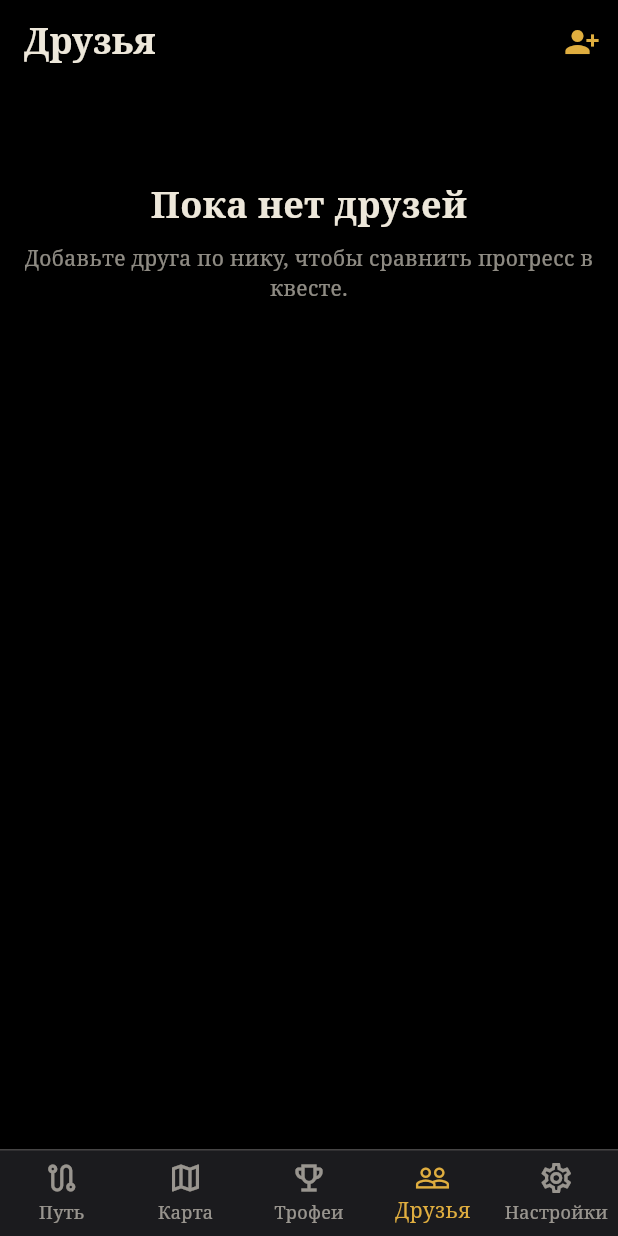
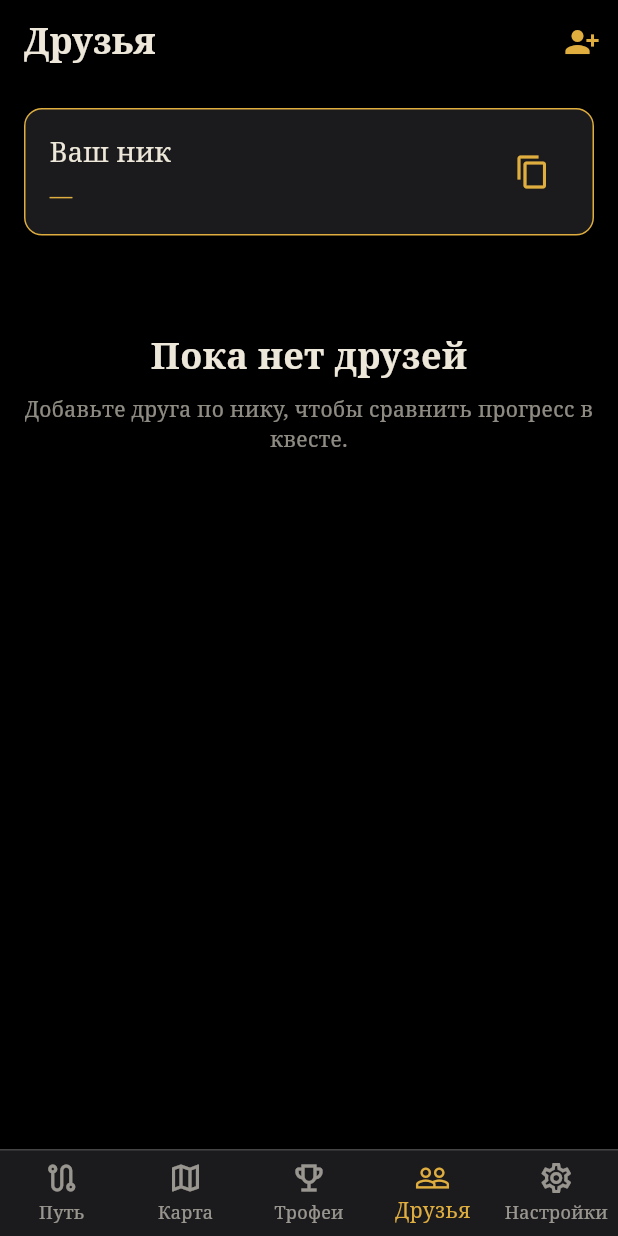
Before and after one commit to zimokk/thereandback, a Flutter app: the screen it shows after launch, item 4 of the bottom bar chosen, on a phone screen of 412 x 824 dp. Run offline on Flutter 3.47's test engine with Material 3 defaults, Android fonts, the phone set to English and light mode, and no system bars; our stand-ins replace cloud_firestore, drift, firebase_auth, flutter_local_notifications, flutter_riverpod, freezed_annotation and 4 more; missing offline and left inert: health, sqlite3, workmanager; accounts and stored records are empty; generated files the repository leaves out were written again.

Commit message:
feat(auth,friends): wire Google sign-in in Settings, surface own nickname
Settings' "Sign in" row was a leftover UI stub from before the friends
feature's real Google upgrade existed — tapping it only opened a
"Coming soon" sheet. It now calls the same AuthController
.upgradeWithGoogle() the friends tab uses, rendering all three
GoogleUpgradeOutcome cases (success / cancelled / alreadyLinked) and
swapping the row to a non-interactive "Signed in" state once linked.

The Challengers tab now pins the signed-in user's own nickname above
the table with a copy-to-clipboard button, so it's actually findable
and shareable — previously the only place it appeared was the user's
own row, further down, not copyable.

- settings_tab.dart: real upgradeWithGoogle() flow, signed-in state
- challengers_tab.dart: _MyNicknameCard, Clipboard-backed copy action
- l10n: drop the unused settingsSignInStub* strings, add
  settingsSignedIn*/settingsSignInSuccessMessage and
  friendsMyNickname{Label,CopyTooltip,Copied} (en + ru, hand-synced —
  no Flutter SDK available in this sandbox to run gen-l10n)
- tests updated/added for both screens; docs/screens/{settings,friends}.md
  updated to match

Note: flutter analyze/format/test could not be run in this sandbox
(no Flutter SDK present) — changes are hand-reviewed for consistency
with the existing generated l10n files and provider-override test
patterns already used elsewhere in this repo (auth_provider_test.dart).

```diff
--- a/lib/features/friends/presentation/challengers_tab.dart
+++ b/lib/features/friends/presentation/challengers_tab.dart
@@ -1,4 +1,5 @@
 import 'package:flutter/material.dart';
+import 'package:flutter/services.dart' show Clipboard, ClipboardData;
 import 'package:flutter_riverpod/flutter_riverpod.dart';
 
 import '../../../core/formatters.dart';
@@ -23,6 +24,7 @@ class ChallengersTab extends ConsumerWidget {
     ref.watch(ensureFriendProfileProvider);
 
     final l10n = AppLocalizations.of(context)!;
+    final myNickname = ref.watch(myProfileProvider).value?.nickname;
     final view = ref.watch(friendsViewProvider).value ?? FriendsViewData.empty;
     final myMeters = view.rows
         .firstWhere(
@@ -54,6 +56,8 @@ class ChallengersTab extends ConsumerWidget {
         child: ListView(
           padding: const EdgeInsets.all(AppSpacing.md),
           children: [
+            _MyNicknameCard(nickname: myNickname, l10n: l10n),
+            const SizedBox(height: AppSpacing.md),
             if (view.incoming.isNotEmpty) ...[
               Text(
                 l10n.friendsPendingIncomingTitle,
@@ -179,6 +183,71 @@ String _outcomeMessage(AddFriendOutcome outcome, AppLocalizations l10n) {
     AddFriendOutcome.googleUpgradeAlreadyLinked =>
       l10n.friendsOutcomeUpgradeAlreadyLinked,
   };
+}
+
+/// The signed-in user's own nickname, pinned above everything else on this
+/// tab so it's the first thing found here — the whole point of §6.4's
+/// "add by nickname" flow is that a friend needs to *have* this nickname
+/// before they can use it, and until now the only place it appeared was
+/// this user's own row further down the same list.
+class _MyNicknameCard extends StatelessWidget {
+  const _MyNicknameCard({required this.nickname, required this.l10n});
+
+  /// `null` while the profile hasn't loaded yet (no uid, or
+  /// [ensureFriendProfileProvider] hasn't finished its first write) —
+  /// rendered as a placeholder dash rather than an empty string so the card
+  /// never looks broken.
+  final String? nickname;
+  final AppLocalizations l10n;
+
+  @override
+  Widget build(BuildContext context) {
+    return Container(
+      padding: const EdgeInsets.all(AppSpacing.md),
+      decoration: BoxDecoration(
+        color: AppColors.surface,
+        borderRadius: BorderRadius.circular(AppRadius.card),
+        border: Border.all(color: AppColors.gold),
+      ),
+      child: Row(
+        children: [
+          Expanded(
+            child: Column(
+              crossAxisAlignment: CrossAxisAlignment.start,
+              children: [
+                Text(l10n.friendsMyNicknameLabel, style: AppTypography.label),
+                const SizedBox(height: AppSpacing.xs),
+                Text(
+                  nickname ?? '—',
+                  style: AppTypography.body.copyWith(color: AppColors.gold),
+                  overflow: TextOverflow.ellipsis,
+                ),
+              ],
+            ),
+          ),
+          IconButton(
+            icon: const Icon(Icons.copy, color: AppColors.gold),
+            tooltip: l10n.friendsMyNicknameCopyTooltip,
+            onPressed: nickname == null
+                ? null
+                : () => _copyNickname(context, nickname!, l10n),
+          ),
+        ],
+      ),
+    );
+  }
+}
+
+Future<void> _copyNickname(
+  BuildContext context,
+  String nickname,
+  AppLocalizations l10n,
+) async {
+  await Clipboard.setData(ClipboardData(text: nickname));
+  if (!context.mounted) return;
+  ScaffoldMessenger.of(
+    context,
+  ).showSnackBar(SnackBar(content: Text(l10n.friendsMyNicknameCopied)));
 }
 
 class _PendingRequestTile extends StatelessWidget {
--- a/lib/features/journey/presentation/journey_path_view.dart
+++ b/lib/features/journey/presentation/journey_path_view.dart
@@ -394,7 +394,8 @@ const double _markerTapPadding = AppSpacing.sm;
 
 /// Shows a marker's name and status (this task's requirement — "details on
 /// tap only") in a bottom sheet, following the same shape every other sheet
-/// in this app uses (see `settings_tab.dart`'s `_showSignInStub`): title,
+/// in this app uses (see `settings_tab.dart`'s
+/// `_showLockScreenTroubleshootSheet`): title,
 /// then status line, dismissible by the sheet's own default swipe-down/
 /// tap-outside gesture — no bespoke close button, since adding one needs a
 /// new l10n key and this change didn't add one.
--- a/lib/l10n/app_localizations.dart
+++ b/lib/l10n/app_localizations.dart
@@ -434,23 +434,23 @@ abstract class AppLocalizations {
   /// **'Optional — your progress already works without an account.'**
   String get settingsSignInSubtitle;
 
-  /// Title of the sheet shown when tapping sign-in today
+  /// Row title once the Google upgrade has linked the session
   ///
   /// In en, this message translates to:
-  /// **'Coming soon'**
-  String get settingsSignInStubTitle;
+  /// **'Signed in'**
+  String get settingsSignedInTitle;
 
-  /// Body of the sign-in stub sheet
+  /// Row subtitle once the Google upgrade has linked the session
   ///
   /// In en, this message translates to:
-  /// **'Account sign-in isn\'t wired up yet — your quest progress already works without it.'**
-  String get settingsSignInStubBody;
+  /// **'Your Google account is linked — friends can find you by your nickname.'**
+  String get settingsSignedInSubtitle;
 
-  /// Button that dismisses the sign-in stub sheet
+  /// Snackbar shown after GoogleUpgradeOutcome.success from the settings row
   ///
   /// In en, this message translates to:
-  /// **'Close'**
-  String get settingsSignInStubClose;
+  /// **'Signed in with Google.'**
+  String get settingsSignInSuccessMessage;
 
   /// Settings section heading for the language switch
   ///
@@ -626,6 +626,24 @@ abstract class AppLocalizations {
   /// **'Cancel'**
   String get friendsAddCancel;
 
+  /// Label above the signed-in user's own nickname, so a friend can find them by it
+  ///
+  /// In en, this message translates to:
+  /// **'Your nickname'**
+  String get friendsMyNicknameLabel;
+
+  /// Tooltip on the icon button that copies the user's own nickname to the clipboard
+  ///
+  /// In en, this message translates to:
+  /// **'Copy nickname'**
+  String get friendsMyNicknameCopyTooltip;
+
+  /// Snackbar shown after the copy-nickname button is tapped
+  ///
+  /// In en, this message translates to:
+  /// **'Nickname copied — share it with a friend.'**
+  String get friendsMyNicknameCopied;
+
   /// Section heading for incoming friend requests awaiting the user's own accept/decline
   ///
   /// In en, this message translates to:
--- a/lib/l10n/app_ru.arb
+++ b/lib/l10n/app_ru.arb
@@ -63,9 +63,9 @@
   "settingsAccountSectionTitle": "Аккаунт",
   "settingsSignInButton": "Войти",
   "settingsSignInSubtitle": "Не обязательно — прогресс работает и без аккаунта.",
-  "settingsSignInStubTitle": "Скоро",
-  "settingsSignInStubBody": "Вход в аккаунт пока не подключён — прогресс по квесту уже работает и без него.",
-  "settingsSignInStubClose": "Закрыть",
+  "settingsSignedInTitle": "Вы вошли",
+  "settingsSignedInSubtitle": "Аккаунт Google привязан — друзья могут найти вас по нику.",
+  "settingsSignInSuccessMessage": "Вход через Google выполнен.",
   "settingsLanguageSectionTitle": "Язык",
   "settingsLanguageRussian": "Русский",
   "settingsLanguageEnglish": "English",
@@ -98,6 +98,9 @@
   "friendsAddNicknameLabel": "Ник",
   "friendsAddSubmit": "Отправить заявку",
   "friendsAddCancel": "Отмена",
+  "friendsMyNicknameLabel": "Ваш ник",
+  "friendsMyNicknameCopyTooltip": "Скопировать ник",
+  "friendsMyNicknameCopied": "Ник скопирован — поделитесь им с другом.",
   "friendsPendingIncomingTitle": "Заявки",
   "friendsPendingOutgoingTitle": "Отправлено",
   "friendsIncomingRequestLabel": "{name} хочет добавить вас в друзья",
```
Also changed, not shown: lib/features/profile/presentation/settings_tab.dart (+50 -39 lines), lib/l10n/app_en.arb (+12 -6 lines), lib/l10n/app_localizations_en.dart (+14 -4 lines), lib/l10n/app_localizations_ru.dart (+13 -4 lines), 4 other files.
